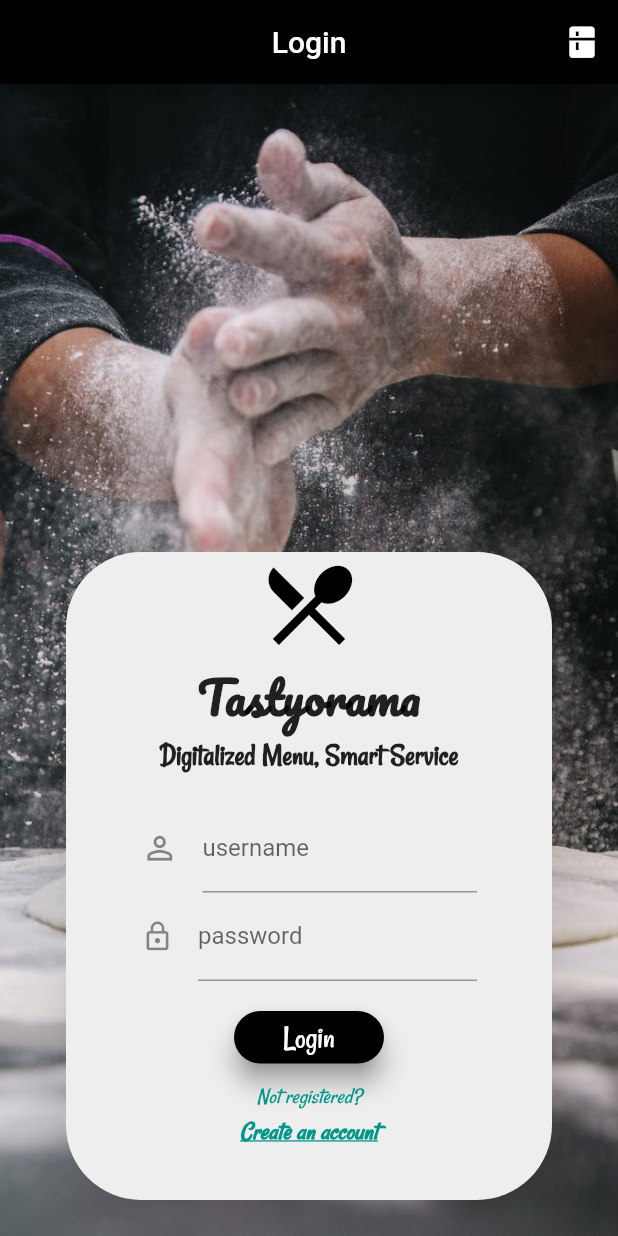
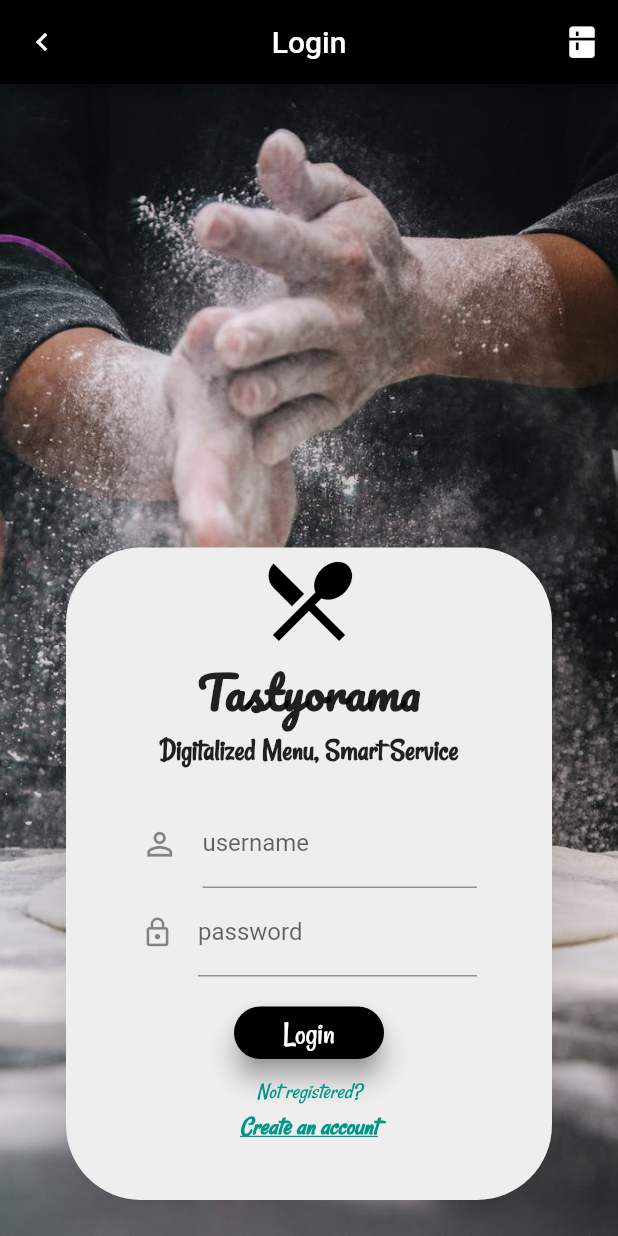
Before and after one commit to 20bvsa56/FYP, a Flutter app: the screen it shows after launch, after a tap on "Login", on a phone screen of 412 x 824 dp. Run offline on Flutter 3.47's test engine with Material 2 defaults, Android fonts, the light colour scheme and no system bars.

Commit message:
fourth UI updated

```diff
--- a/lib/KitchenStaff/login.dart
+++ b/lib/KitchenStaff/login.dart
@@ -13,6 +13,10 @@ class _LoginState extends State<Login> {
     return MaterialApp(
       home:Scaffold(
        appBar: AppBar(
+          leading: IconButton(
+            icon:Icon(Icons.chevron_left),
+            onPressed:() => Navigator.pop(context,false),
+          ),
           actions: <Widget>[
             // action button
             IconButton(
@@ -36,7 +40,7 @@ class _LoginState extends State<Login> {
             ),
           ),
           Positioned(
-            height: 440,
+            height: 443,
             bottom: 20.0,
             left: 40.0,
             right: 40.0,
--- a/lib/KitchenStaff/register.dart
+++ b/lib/KitchenStaff/register.dart
@@ -13,6 +13,10 @@ class _RegisterState extends State<Register> {
     return MaterialApp(
       home:Scaffold(
        appBar: AppBar(
+          leading: IconButton(
+            icon:Icon(Icons.chevron_left),
+            onPressed:() => Navigator.pop(context,false),
+          ),
           actions: <Widget>[
             // action button
             IconButton(
--- a/lib/MenuGroup/appbar.dart
+++ b/lib/MenuGroup/appbar.dart
@@ -1,7 +1,7 @@
 import 'package:flutter/material.dart';
 
 class MyAppBar extends AppBar{
-  MyAppBar({Key key, Widget title}): super(key:key, title:title,  backgroundColor: Colors.black, centerTitle:true,
+  MyAppBar({Key key, Widget title, Widget leading}): super(key:key, title:title,  leading:leading, backgroundColor: Colors.black, centerTitle:true,
     actions:<Widget>[
     new FloatingActionButton(
       child: Icon(Icons.shopping_cart,color: Colors.orange[600], size: 30,),
--- a/lib/main.dart
+++ b/lib/main.dart
@@ -21,7 +21,7 @@ class MyApp extends StatelessWidget {
       '/login': (context) => Login(),
       //When navigating to the "/login" route, build the View widget.
       '/view': (context) => View(),
-      //When navigating to the "/login" route, build the View widget.
+      //When navigating to the "/register" route, build the Register widget.
       '/register': (context) => Register(),
     },
     );
```
Also changed, not shown: lib/MenuGroup/view.dart (+39 -1 lines).
